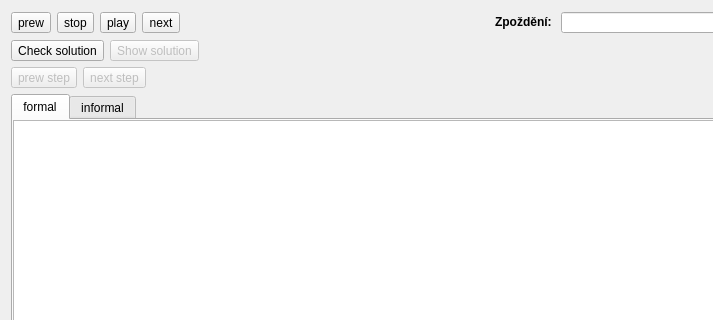
Qt form RegularConvertor/algorithms/algorithmwidget.ui (navrkald/regularConvertor) before a commit; both pictures show x 0 to 713 and y 0 to 320 of the 941 by 653 pixel window.
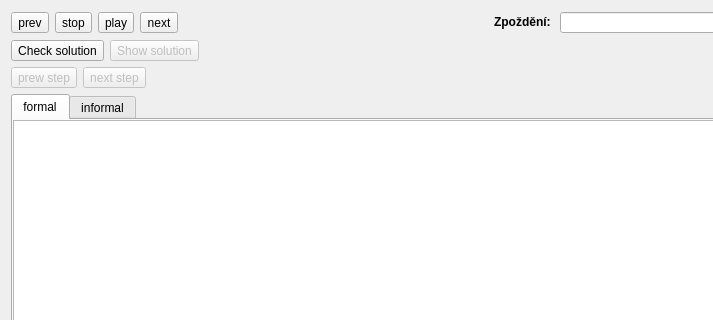
The same form after that commit. Custom widgets are drawn as their Qt base class.

Commit message:
Repainting window. Improved QObject hierarchy.
* Changing betwen conversion - cleaning old conversion.
* Code refactoring - special function to prepare GUI.

The edit to the form file:
```diff
--- a/RegularConvertor/algorithms/algorithmwidget.ui
+++ b/RegularConvertor/algorithms/algorithmwidget.ui
@@ -33,7 +33,7 @@
        <item>
         <widget class="QToolButton" name="prewButton">
          <property name="text">
-          <string>prew</string>
+          <string>prev</string>
          </property>
         </widget>
        </item>
```
The commit also changes 7 other files.
